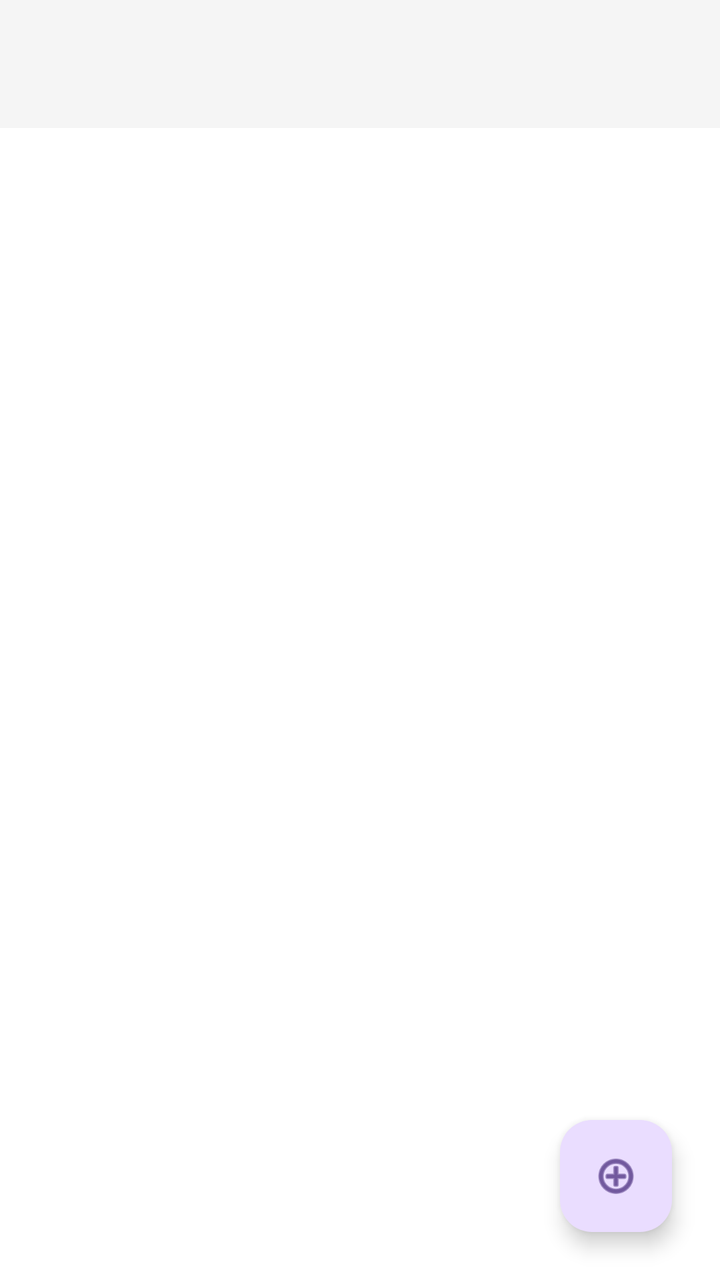
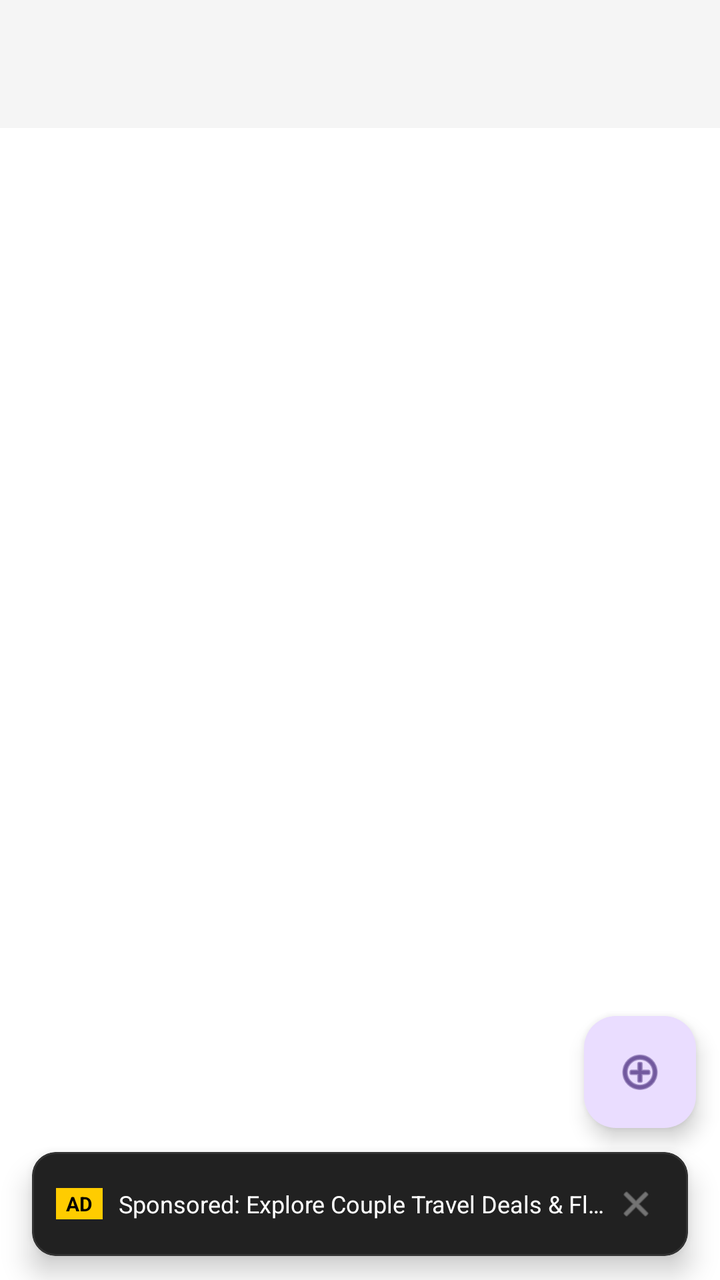

Compare the two renders of this Android layout. The source of the first and the diff that turns it into the second are given below.
<!-- AndroidManifest.xml: application theme Theme.ProjectCecily -->
<!-- res/layout/activity_flight.xml -->
<?xml version="1.0" encoding="utf-8"?>
<androidx.constraintlayout.widget.ConstraintLayout xmlns:android="http://schemas.android.com/apk/res/android"
    xmlns:app="http://schemas.android.com/apk/res-auto"
    android:layout_width="match_parent"
    android:layout_height="match_parent"
    android:background="@color/app_background">

    
    <com.google.android.material.appbar.AppBarLayout
        android:id="@+id/appBarLayout"
        android:layout_width="match_parent"
        android:layout_height="wrap_content"
        android:fitsSystemWindows="true"
        app:elevation="4dp"
        app:layout_constraintEnd_toEndOf="parent"
        app:layout_constraintStart_toStartOf="parent"
        app:layout_constraintTop_toTopOf="parent">

        <com.google.android.material.appbar.MaterialToolbar
            android:id="@+id/toolbar"
            android:layout_width="match_parent"
            android:layout_height="?attr/actionBarSize"
            android:background="@color/card_background" />
    </com.google.android.material.appbar.AppBarLayout>

    <androidx.recyclerview.widget.RecyclerView
        android:id="@+id/rvFlights"
        android:layout_width="0dp"
        android:layout_height="0dp"
        android:padding="8dp"
        android:clipToPadding="false"
        app:layout_constraintBottom_toBottomOf="parent"
        app:layout_constraintEnd_toEndOf="parent"
        app:layout_constraintStart_toStartOf="parent"
        app:layout_constraintTop_toBottomOf="@id/appBarLayout" />

    <com.google.android.material.floatingactionbutton.FloatingActionButton
        android:id="@+id/fabAddFlight"
        android:layout_width="wrap_content"
        android:layout_height="wrap_content"
        android:layout_margin="24dp"
        android:contentDescription="Add flight"
        app:layout_constraintBottom_toBottomOf="parent"
        app:layout_constraintEnd_toEndOf="parent"
        app:srcCompat="@android:drawable/ic_menu_add" />

</androidx.constraintlayout.widget.ConstraintLayout>
<!-- resources referenced by this layout -->
<resources>
  <color name="app_background">#FFFFFF</color>
  <color name="card_background">#F5F5F5</color>
  <style name="Theme.ProjectCecily" parent="Base.Theme.ProjectCecily" />
  <style name="Base.Theme.ProjectCecily" parent="Theme.Material3.DayNight.NoActionBar">
          
          <item name="colorPrimary">@color/nav_selected</item>
          <item name="windowActionBar">false</item>
          <item name="windowNoTitle">true</item>
  
          
          <item name="colorOnSecondaryContainer">@color/nav_selected</item>
      </style>
  <color name="nav_selected">#007AFF</color>
</resources>

<!-- the commit's change to res/layout/activity_flight.xml (unified diff, before → after) -->
@@ -27,20 +27,80 @@
         android:id="@+id/rvFlights"
         android:layout_width="0dp"
         android:layout_height="0dp"
+        android:clipToPadding="false"
         android:padding="8dp"
-        android:clipToPadding="false"
-        app:layout_constraintBottom_toBottomOf="parent"
+        app:layout_constraintBottom_toTopOf="@id/cardBannerAd"
         app:layout_constraintEnd_toEndOf="parent"
         app:layout_constraintStart_toStartOf="parent"
         app:layout_constraintTop_toBottomOf="@id/appBarLayout" />
+
+    
+    <com.google.android.material.card.MaterialCardView
+        android:id="@+id/cardBannerAd"
+        android:layout_width="0dp"
+        android:layout_height="52dp"
+        android:layout_marginHorizontal="16dp"
+        android:layout_marginBottom="12dp"
+        app:cardBackgroundColor="#212121"
+        app:cardCornerRadius="12dp"
+        app:cardElevation="8dp"
+        app:strokeColor="#333333"
+        app:strokeWidth="1dp"
+        app:layout_constraintBottom_toBottomOf="parent"
+        app:layout_constraintEnd_toEndOf="parent"
+        app:layout_constraintStart_toStartOf="parent">
+
+        <LinearLayout
+            android:layout_width="match_parent"
+            android:layout_height="match_parent"
+            android:gravity="center_vertical"
+            android:orientation="horizontal"
+            android:paddingHorizontal="12dp">
+
+            <TextView
+                android:layout_width="wrap_content"
+                android:layout_height="wrap_content"
+                android:background="#FFCC00"
+                android:paddingHorizontal="5dp"
+                android:paddingVertical="1dp"
+                android:text="AD"
+                android:textColor="#000000"
+                android:textSize="10sp"
+                android:textStyle="bold" />
+
+            <TextView
+                android:id="@+id/tvAdBannerText"
+                android:layout_width="0dp"
+                android:layout_height="wrap_content"
+                android:layout_marginStart="8dp"
+                android:layout_weight="1"
+                android:ellipsize="end"
+                android:singleLine="true"
+                android:text="Sponsored: Explore Couple Travel Deals &amp; Flights ✈️"
+                android:textColor="#FFFFFF"
+                android:textSize="12sp" />
+
+            <ImageView
+                android:id="@+id/btnDismissAd"
+                android:layout_width="28dp"
+                android:layout_height="28dp"
+                android:background="?attr/selectableItemBackgroundBorderless"
+                android:clickable="true"
+                android:contentDescription="Close Ad"
+                android:focusable="true"
+                android:padding="4dp"
+                android:src="@android:drawable/ic_menu_close_clear_cancel"
+                app:tint="#AAAAAA" />
+        </LinearLayout>
+    </com.google.android.material.card.MaterialCardView>
 
     <com.google.android.material.floatingactionbutton.FloatingActionButton
         android:id="@+id/fabAddFlight"
         android:layout_width="wrap_content"
         android:layout_height="wrap_content"
-        android:layout_margin="24dp"
+        android:layout_margin="12dp"
         android:contentDescription="Add flight"
-        app:layout_constraintBottom_toBottomOf="parent"
+        app:layout_constraintBottom_toTopOf="@id/cardBannerAd"
         app:layout_constraintEnd_toEndOf="parent"
         app:srcCompat="@android:drawable/ic_menu_add" />
 
